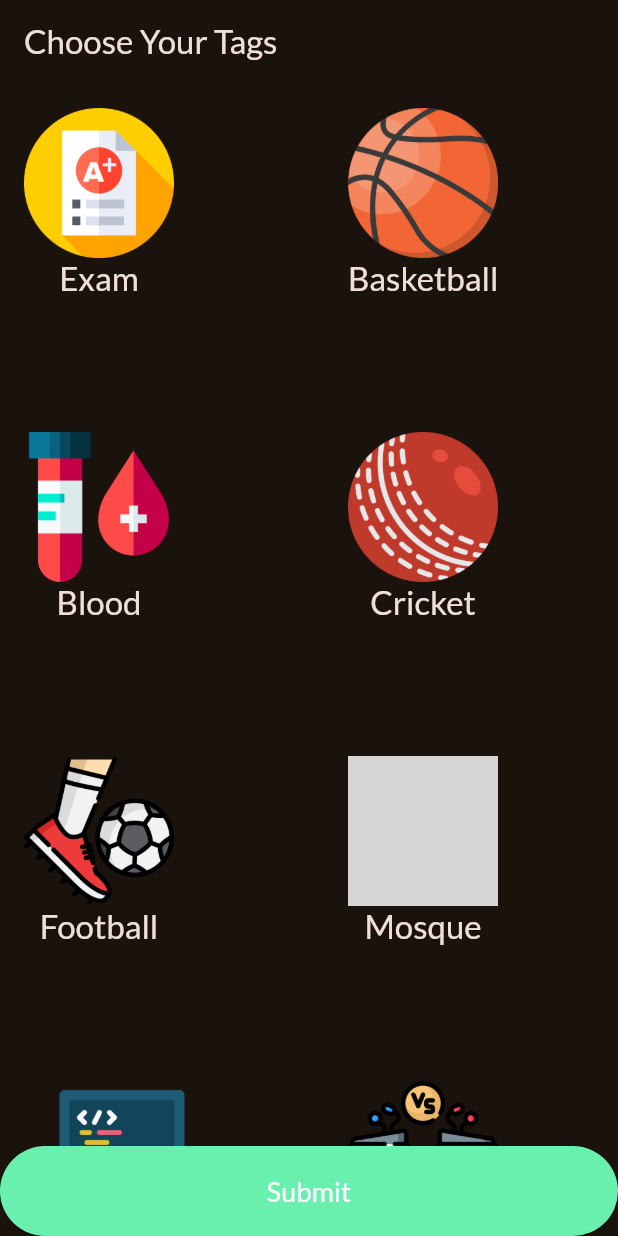
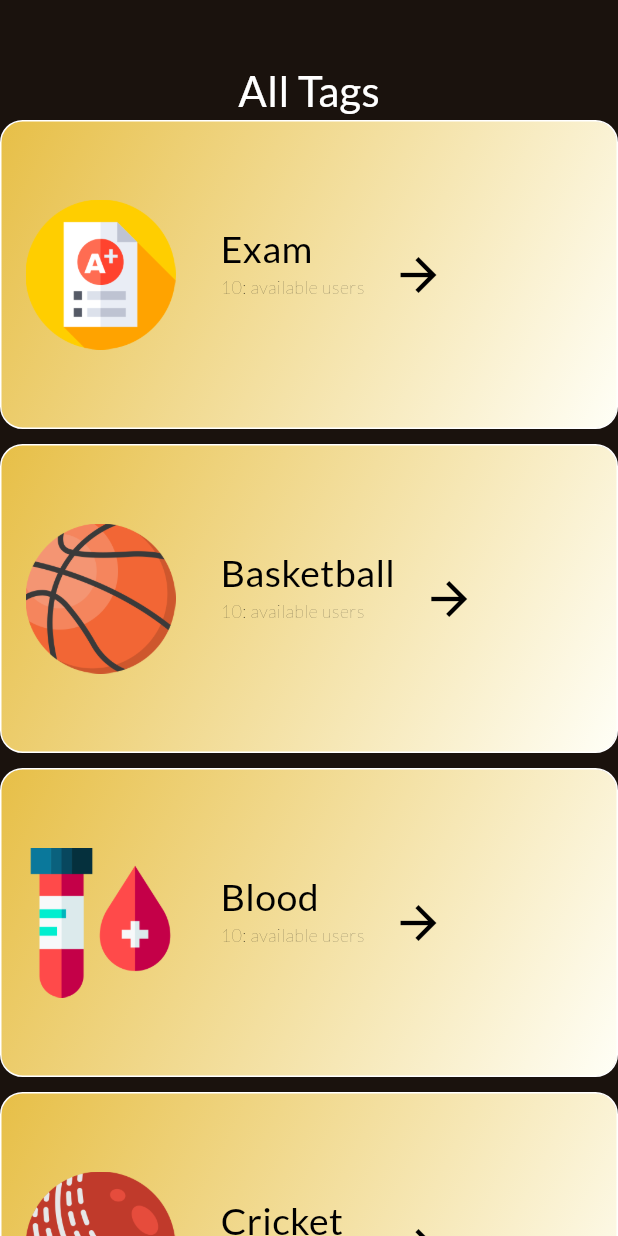
Before and after one commit to TamimAhmedDip/ChoiceGridNearify, a Flutter app: the screen it shows after launch, on a phone screen of 412 x 824 dp. Run offline on Flutter 3.47's test engine with Material 3 defaults, Android fonts, the phone set to English and light mode, and no system bars; our stand-ins replace google_fonts; grey boxes are pictures that could not be loaded.

Commit message:
Online Grid Done

```diff
--- a/lib/categoryscreen.dart
+++ b/lib/Screens/categoryscreen.dart
@@ -1,6 +1,7 @@
 import 'package:flutter/material.dart';
 import 'package:tag_page/widgets/category_grid_item.dart';
 import 'package:tag_page/data/dummy_data.dart';
+
 
 class CategoryScreen extends StatefulWidget {
   @override
@@ -23,18 +24,20 @@ class _CategoryScreenState extends State<CategoryScreen> {
   @override
   Widget build(BuildContext context) {
     return Scaffold(
-      appBar: AppBar(
-        title: const Text('Choose Your Tags'),
-      ),
       body: Column(
+        crossAxisAlignment: CrossAxisAlignment.center,
         children: [
+          SizedBox(height: 40,),
+          Text('All Tags',
+          style: TextStyle(fontSize: 28, color: Colors.white),
+          ),
           Expanded(
             child: GridView(
               gridDelegate: const SliverGridDelegateWithFixedCrossAxisCount(
-                crossAxisCount: 2,
-                childAspectRatio: 3 / 3,
-                crossAxisSpacing: 20,
-                mainAxisSpacing: 20,
+                crossAxisCount: 1,
+                childAspectRatio: 2 / 1,
+                crossAxisSpacing: 50,
+                mainAxisSpacing: 10,
               ),
               children: [
                 for (final category in availableCategories)
@@ -47,26 +50,7 @@ class _CategoryScreenState extends State<CategoryScreen> {
               ],
             ),
           ),
-          ElevatedButton(
-            onPressed: () {
-              // Handle submit button press, you can access selectedCategories here
-              print('Selected Categories: $selectedCategories');
-            },
-            style: ElevatedButton.styleFrom(
-                primary: Colors.greenAccent,
-            ),
-            child: SizedBox(
-              width: double.infinity, // Expands the width of the button to the maximum available width
-              height: 60,  // Sets the height of the button to 60 logical pixels
 
-              child: Center(
-                child: Text(
-                  'Submit',
-                  style: TextStyle(fontSize: 18, color: Colors.white),
-                ),
-              ),
-            ),
-          ),
 
         ],
       ),
--- a/lib/data/dummy_data.dart
+++ b/lib/data/dummy_data.dart
@@ -7,56 +7,67 @@ var availableCategories = [
     id: 'c1',
     title: 'Exam',
     img: 'assets/images/exam.png',
+    available: 10,
   ),
   Category(
-  id: 'c2',
-  title: 'Basketball',
-  img: 'assets/images/basketball.png',
+    id: 'c2',
+    title: 'Basketball',
+    img: 'assets/images/basketball.png',
+    available: 10,
   ),
   Category(
     id: 'c3',
     title: 'Blood',
     img: 'assets/images/blood-test.png',
+    available: 10,
   ),
   Category(
     id: 'c4',
     title: 'Cricket',
     img: 'assets/images/cricket.png',
+    available: 10,
   ),
   Category(
     id: 'c5',
     title: 'Football',
     img: 'assets/images/football.png',
+    available: 10,
   ),
   Category(
     id: 'c6',
     title: 'Mosque',
     img: 'assets/images/istanbul.png',
+    available: 10,
   ),
   Category(
     id: 'c7',
     title: 'Programming',
     img: 'assets/images/programming.png',
+    available: 10,
   ),
   Category(
     id: 'c8',
     title: 'Debate',
     img: 'assets/images/public-speaking.png',
+    available: 10,
   ),
   Category(
     id: 'c9',
     title: 'Table Tennis',
     img: 'assets/images/table-tennis.png',
+    available: 10,
   ),
   Category(
     id: 'c10',
     title: 'Tennis',
     img: 'assets/images/tennis.png',
+    available: 10,
   ),
   Category(
     id: 'c11',
     title: 'Volleyball',
     img: 'assets/images/volley.png',
+    available: 10,
   ),
 
 
--- a/lib/main.dart
+++ b/lib/main.dart
@@ -2,7 +2,7 @@ import 'package:flutter/material.dart';
 
 
 import 'package:google_fonts/google_fonts.dart';
-import 'package:tag_page/categoryscreen.dart';
+import 'package:tag_page/Screens/categoryscreen.dart';
 
 final theme = ThemeData(
   useMaterial3: true,
--- a/lib/models/category.dart
+++ b/lib/models/category.dart
@@ -5,9 +5,11 @@ class Category {
     required this.id,
     required this.title,
     required this.img,
+    required this.available,
   });
 
   final String id;
   final String title;
   final String img;
+  final int available;
 }
--- a/lib/widgets/category_grid_item.dart
+++ b/lib/widgets/category_grid_item.dart
@@ -1,5 +1,6 @@
 import 'package:flutter/material.dart';
 import 'package:tag_page/models/category.dart';
+import 'package:tag_page/Screens/onlinescreen.dart';
 
 class CategoryGridItem extends StatefulWidget {
   final Category category;
@@ -16,29 +17,53 @@ class _CategoryGridItemState extends State<CategoryGridItem> {
 
   @override
   Widget build(BuildContext context) {
-    return GestureDetector(
-      onTap: () {
-        setState(() {
-          _isSelected = !_isSelected;
-        });
-        widget.onSelectChanged(_isSelected);
-      },
-      onLongPress: () {
-        // Handle long press logic here if needed
-      },
-      child: Container(
+    return Container(
+      decoration: BoxDecoration(borderRadius: BorderRadius.circular(15),
+      gradient: LinearGradient(
+        begin: Alignment.topLeft,
+        end: Alignment.bottomRight,
+        colors: [Color(0xffe7bf47), Color(0xfffffff7)],
+      ),
+      border: Border.all(
+        color: Colors.white
+      ),
+      ),
+
         padding: const EdgeInsets.all(16),
         child: Stack(
           children: [
-            Column(
+            Row(
               children: [
                 Image.asset(widget.category.img, height: 100, width: 100),
+                SizedBox(height: 100, width: 30),
+                Column(
+
+                  crossAxisAlignment: CrossAxisAlignment.start,
+                  children: [
+                    SizedBox(height: 50, width: 50),
+
                 Text(
                   widget.category.title,
-                  style: Theme.of(context).textTheme.headline6!.copyWith(
-                    color: Theme.of(context).colorScheme.onBackground,
-                  ),
+                  style: TextStyle(fontSize: 25, color: Colors.black, fontWeight: FontWeight.w500),
                 ),
+                Text(
+                  widget.category.available.toString() + ': available users',
+                  style: TextStyle(fontSize: 12, color: Colors.black, fontWeight: FontWeight.w100),
+                ),
+        ],
+                ),
+                SizedBox(width: 10),
+                Column(
+
+                  mainAxisAlignment: MainAxisAlignment.center,
+                  children:[
+                IconButton(onPressed: (){
+                  // Navigate to BlankPage when the button is pressed
+                  Navigator.push(
+                    context,
+                    MaterialPageRoute(builder: (context) => OnlinePage()),
+                  );
+                }, icon: Icon(Icons.arrow_forward), color: Colors.black, iconSize: 36,),]),
               ],
             ),
             _isSelected
@@ -54,7 +79,6 @@ class _CategoryGridItemState extends State<CategoryGridItem> {
                 : SizedBox(),
           ],
         ),
-      ),
     );
   }
 }
--- a/pubspec.yaml
+++ b/pubspec.yaml
@@ -72,6 +72,7 @@ flutter:
     - assets/images/table-tennis.png
     - assets/images/tennis.png
     - assets/images/volley.png
+    - assets/images/online.png
 
 
 
```
Also changed, not shown: lib/Screens/onlinescreen.dart (added, +46 -0 lines), lib/data/dummy_data2.dart (added, +19 -0 lines), lib/models/onlineprofiles.dart (added, +15 -0 lines), lib/widgets/onlinepeople.dart (added, +58 -0 lines), assets/images/online.png (added).
